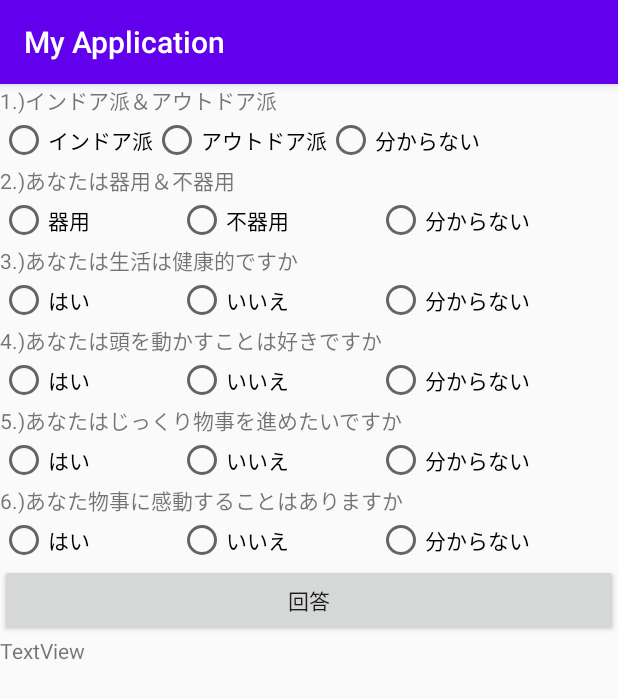
After one commit to otakouki/syou, an Android app: the MainActivity3 screen opened directly, with no data from a screen before it, on a phone screen of 412 x 824 dp. The commit adds this screen. Shown: the top 699 px of the screen. Run offline under Robolectric (Android 15) with nearby library versions, the phone set to English and light mode, and no system bars.

Commit message:
IT開発最新版

```diff
--- a/MyApplication/app/src/main/AndroidManifest.xml
+++ b/MyApplication/app/src/main/AndroidManifest.xml
@@ -13,7 +13,9 @@
         android:supportsRtl="true"
         android:theme="@style/AppTheme"
         android:usesCleartextTraffic="true">
-        <activity android:name=".MainActivity2"></activity>
+        <activity android:name=".MainActivity4"></activity>
+        <activity android:name=".MainActivity3" />
+        <activity android:name=".MainActivity2" />
         <activity android:name=".MainActivity">
             <intent-filter>
                 <action android:name="android.intent.action.MAIN" />
--- a/MyApplication/app/src/main/java/com/e/myapplication/MainActivity.kt
+++ b/MyApplication/app/src/main/java/com/e/myapplication/MainActivity.kt
@@ -376,6 +376,11 @@ class MainActivity : AppCompatActivity() {
 
                 })
 
+                button2.setOnClickListener(View.OnClickListener {
+                    val intent = Intent(this, MainActivity3::class.java)
+                    startActivity(intent)
+                })
+
 
             } catch (e: Exception) {
                 Log.d("mopi", "debug $e")
--- /dev/null
+++ b/MyApplication/app/src/main/java/com/e/myapplication/MainActivity3.kt
@@ -0,0 +1,127 @@
+package com.e.myapplication
+
+import android.content.Intent
+import android.os.Bundle
+import android.view.View
+import android.widget.CompoundButton
+import android.widget.RadioButton
+import android.widget.RadioGroup
+import android.widget.TextView
+import androidx.appcompat.app.AppCompatActivity
+import kotlinx.android.synthetic.main.activity_main3.*
+
+class MainActivity3 : AppCompatActivity() {
+    override fun onCreate(savedInstanceState: Bundle?) {
+        super.onCreate(savedInstanceState)
+        setContentView(R.layout.activity_main3)
+        val rdg1 = findViewById<RadioGroup>(R.id.radiog1)
+        var rg1 = ""
+//        val rb1 = files
+        rdg1.setOnCheckedChangeListener { group, checkedId ->
+            val radio = findViewById<RadioButton>(checkedId)
+
+            if(radioButton1.isChecked == true){
+                rg1 = "A"
+            }else if(radioButton2.isChecked == true){
+                rg1 = "B"
+            }else if(radioButton3.isChecked == true){
+                rg1 = "C"
+            }
+
+            }
+
+        val rdg2 = findViewById<RadioGroup>(R.id.radiog2)
+        var rg2 = ""
+        rdg2.setOnCheckedChangeListener { group, checkedId ->
+            val radio = findViewById<RadioButton>(checkedId)
+
+            if(radioButton4.isChecked == true){
+                rg2 = "A"
+            }else if(radioButton5.isChecked == true){
+                rg2 = "B"
+            }else if(radioButton6.isChecked == true){
+                rg2 = "C"
+            }
+
+        }
+
+        val rdg3 = findViewById<RadioGroup>(R.id.radiog3)
+        var rg3 = ""
+        rdg3.setOnCheckedChangeListener { group, checkedId ->
+            val radio = findViewById<RadioButton>(checkedId)
+
+            if(radioButton7.isChecked == true){
+                rg3 = "A"
+            }else if(radioButton8.isChecked == true){
+                rg3 = "B"
+            }else if(radioButton9.isChecked == true){
+                rg3 = "C"
+            }
+
+        }
+
+        val rdg4 = findViewById<RadioGroup>(R.id.radiog4)
+        var rg4 = ""
+        rdg4.setOnCheckedChangeListener { group, checkedId ->
+            val radio = findViewById<RadioButton>(checkedId)
+
+            if(radioButton10.isChecked == true){
+                rg4 = "A"
+            }else if(radioButton11.isChecked == true){
+                rg4 = "B"
+            }else if(radioButton12.isChecked == true){
+                rg4 = "C"
+            }
+
+        }
+
+        val rdg5 = findViewById<RadioGroup>(R.id.radiog5)
+        var rg5 = ""
+        rdg5.setOnCheckedChangeListener { group, checkedId ->
+            val radio = findViewById<RadioButton>(checkedId)
+
+            if(radioButton13.isChecked == true){
+                rg5 = "A"
+            }else if(radioButton14.isChecked == true){
+                rg5 = "B"
+            }else if(radioButton15.isChecked == true){
+                rg5 = "C"
+            }
+
+        }
+
+        val rdg6 = findViewById<RadioGroup>(R.id.radiog6)
+        var rg6 = ""
+        rdg6.setOnCheckedChangeListener { group, checkedId ->
+            val radio = findViewById<RadioButton>(checkedId)
+
+            if(radioButton16.isChecked == true){
+                rg6 = "A"
+            }else if(radioButton17.isChecked == true){
+                rg6 = "B"
+            }else if(radioButton18.isChecked == true){
+                rg6 = "C"
+            }
+
+        }
+
+
+
+        button.setOnClickListener(View.OnClickListener {
+//            val text = rda1 + rda2 + rda3 + rda4 + rda5 + rda6 + rda7 + rda8 + rda8 + rda10 + rda11 + rda12 + rda13 + rda14 + rda15 + rda16 + rda17 + rda18
+            val textView = findViewById<TextView>(R.id.textView7)
+        if(rg1 == ""  || rg2 == "" || rg3 == "" || rg4 == "" || rg5 == "" || rg6 ==""){
+            textView.text = "どれか１つ選んでください！"
+        }else {
+//            val textView = findViewById<TextView>(R.id.textView7)
+            val intent = Intent(this, MainActivity4::class.java)
+            //textは受け渡す変数
+            val text = rg1 + rg2 + rg3 + rg4 + rg5 + rg6
+            //intent変数をつなげる(第一引数はキー，第二引数は渡したい変数)
+            intent.putExtra("TEXT_KEY2",text)
+            //画面遷移を開始
+            startActivity(intent)
+        }
+        })
+    }
+}
--- /dev/null
+++ b/MyApplication/app/src/main/java/com/e/myapplication/MainActivity4.kt
@@ -0,0 +1,15 @@
+package com.e.myapplication
+
+import androidx.appcompat.app.AppCompatActivity
+import android.os.Bundle
+import kotlinx.android.synthetic.main.activity_main4.*
+
+class MainActivity4 : AppCompatActivity() {
+    override fun onCreate(savedInstanceState: Bundle?) {
+        super.onCreate(savedInstanceState)
+        setContentView(R.layout.activity_main4)
+
+        val text = intent.getStringExtra("TEXT_KEY2")
+        text1.setText("${text.toString()}")
+    }
+}
--- a/MyApplication/app/src/main/res/layout/activity_main2.xml
+++ b/MyApplication/app/src/main/res/layout/activity_main2.xml
@@ -5,6 +5,7 @@
     android:id="@+id/linear"
     android:layout_width="match_parent"
     android:layout_height="wrap_content"
+    android:foregroundTint="@color/colorAccent"
     android:orientation="vertical"
     tools:context=".MainActivity">
 
@@ -21,7 +22,8 @@
             <TextView
                 android:id="@+id/TextView"
                 android:layout_width="match_parent"
-                android:layout_height="wrap_content" />
+                android:layout_height="wrap_content"
+                android:foregroundTint="#F44336" />
 
             <TextView
                 android:id="@+id/DescriptionTextView"
--- /dev/null
+++ b/MyApplication/app/src/main/res/layout/activity_main3.xml
@@ -0,0 +1,239 @@
+<?xml version="1.0" encoding="utf-8"?>
+<LinearLayout xmlns:android="http://schemas.android.com/apk/res/android"
+    xmlns:app="http://schemas.android.com/apk/res-auto"
+    xmlns:tools="http://schemas.android.com/tools"
+    android:layout_width="match_parent"
+    android:layout_height="match_parent"
+    android:orientation="vertical"
+    tools:context=".MainActivity3">
+
+    <LinearLayout
+        android:layout_width="match_parent"
+        android:layout_height="match_parent"
+        android:orientation="vertical">
+
+        <TextView
+            android:id="@+id/textView"
+            android:layout_width="match_parent"
+            android:layout_height="wrap_content"
+            android:text="1.)インドア派＆アウトドア派" />
+
+        <RadioGroup
+            android:id="@+id/radiog1"
+            android:layout_width="match_parent"
+            android:layout_height="wrap_content"
+            android:visibility="visible"
+            android:orientation="horizontal">
+
+            <RadioButton
+                android:id="@+id/radioButton1"
+                android:layout_width="wrap_content"
+                android:layout_height="wrap_content"
+                android:text="インドア派" />
+
+            <RadioButton
+                android:id="@+id/radioButton2"
+                android:layout_width="wrap_content"
+                android:layout_height="wrap_content"
+                android:text="アウトドア派" />
+
+            <RadioButton
+                android:id="@+id/radioButton3"
+                android:layout_width="wrap_content"
+                android:layout_height="wrap_content"
+                android:text="分からない"
+                tools:visibility="visible" />
+
+        </RadioGroup>
+
+        <TextView
+            android:id="@+id/textView2"
+            android:layout_width="match_parent"
+            android:layout_height="wrap_content"
+            android:text="2.)あなたは器用＆不器用" />
+
+        <RadioGroup
+            android:id="@+id/radiog2"
+            android:layout_width="match_parent"
+            android:layout_height="wrap_content"
+            android:visibility="visible"
+            android:orientation="horizontal">
+
+                <RadioButton
+                    android:id="@+id/radioButton4"
+                    android:layout_width="wrap_content"
+                    android:layout_height="wrap_content"
+                    android:layout_weight="1"
+                    android:text="器用" />
+
+                <RadioButton
+                    android:id="@+id/radioButton5"
+                    android:layout_width="wrap_content"
+                    android:layout_height="wrap_content"
+                    android:layout_weight="1"
+                    android:text="不器用" />
+
+                <RadioButton
+                    android:id="@+id/radioButton6"
+                    android:layout_width="wrap_content"
+                    android:layout_height="wrap_content"
+                    android:layout_weight="1"
+                    android:text="分からない" />
+        </RadioGroup>
+
+        <TextView
+            android:id="@+id/textView3"
+            android:layout_width="match_parent"
+            android:layout_height="wrap_content"
+            android:text="3.)あなたは生活は健康的ですか" />
+
+        <RadioGroup
+            android:id="@+id/radiog3"
+            android:layout_width="match_parent"
+            android:layout_height="wrap_content"
+            android:visibility="visible"
+            android:orientation="horizontal">
+
+                <RadioButton
+                    android:id="@+id/radioButton7"
+                    android:layout_width="wrap_content"
+                    android:layout_height="wrap_content"
+                    android:layout_weight="1"
+                    android:text="はい" />
+
+                <RadioButton
+                    android:id="@+id/radioButton8"
+                    android:layout_width="wrap_content"
+                    android:layout_height="wrap_content"
+                    android:layout_weight="1"
+                    android:text="いいえ" />
+
+                <RadioButton
+                    android:id="@+id/radioButton9"
+                    android:layout_width="wrap_content"
+                    android:layout_height="wrap_content"
+                    android:layout_weight="1"
+                    android:text="分からない" />
+        </RadioGroup>
+
+        <TextView
+            android:id="@+id/textView4"
+            android:layout_width="match_parent"
+            android:layout_height="wrap_content"
+            android:text="4.)あなたは頭を動かすことは好きですか" />
+
+        <RadioGroup
+            android:id="@+id/radiog4"
+            android:layout_width="match_parent"
+            android:layout_height="wrap_content"
+            android:visibility="visible"
+            android:orientation="horizontal">
+
+
+                <RadioButton
+                    android:id="@+id/radioButton10"
+                    android:layout_width="wrap_content"
+                    android:layout_height="wrap_content"
+                    android:layout_weight="1"
+                    android:text="はい" />
+
+                <RadioButton
+                    android:id="@+id/radioButton11"
+                    android:layout_width="wrap_content"
+                    android:layout_height="wrap_content"
+                    android:layout_weight="1"
+                    android:text="いいえ" />
+
+                <RadioButton
+                    android:id="@+id/radioButton12"
+                    android:layout_width="wrap_content"
+                    android:layout_height="wrap_content"
+                    android:layout_weight="1"
+                    android:text="分からない" />
+        </RadioGroup>
+
+        <TextView
+            android:id="@+id/textView5"
+            android:layout_width="match_parent"
+            android:layout_height="wrap_content"
+            android:text="5.)あなたはじっくり物事を進めたいですか" />
+
+        <RadioGroup
+            android:id="@+id/radiog5"
+            android:layout_width="match_parent"
+            android:layout_height="wrap_content"
+            android:visibility="visible"
+            android:orientation="horizontal">
+
+                <RadioButton
+                    android:id="@+id/radioButton13"
+                    android:layout_width="wrap_content"
+                    android:layout_height="wrap_content"
+                    android:layout_weight="1"
+                    android:text="はい" />
+
+                <RadioButton
+                    android:id="@+id/radioButton14"
+                    android:layout_width="wrap_content"
+                    android:layout_height="wrap_content"
+                    android:layout_weight="1"
+                    android:text="いいえ" />
+
+                <RadioButton
+                    android:id="@+id/radioButton15"
+                    android:layout_width="wrap_content"
+                    android:layout_height="wrap_content"
+                    android:layout_weight="1"
+                    android:text="分からない" />
+        </RadioGroup>
+
+        <TextView
+            android:id="@+id/textView6"
+            android:layout_width="match_parent"
+            android:layout_height="wrap_content"
+            android:text="6.)あなた物事に感動することはありますか" />
+
+        <RadioGroup
+            android:id="@+id/radiog6"
+            android:layout_width="match_parent"
+            android:layout_height="wrap_content"
+            android:visibility="visible"
+            android:orientation="horizontal">
+
+                <RadioButton
+                    android:id="@+id/radioButton16"
+                    android:layout_width="wrap_content"
+                    android:layout_height="wrap_content"
+                    android:layout_weight="1"
+                    android:text="はい" />
+
+                <RadioButton
+                    android:id="@+id/radioButton17"
+                    android:layout_width="wrap_content"
+                    android:layout_height="wrap_content"
+                    android:layout_weight="1"
+                    android:text="いいえ" />
+
+                <RadioButton
+                    android:id="@+id/radioButton18"
+                    android:layout_width="wrap_content"
+                    android:layout_height="wrap_content"
+                    android:layout_weight="1"
+                    android:text="分からない" />
+        </RadioGroup>
+
+        <Button
+            android:id="@+id/button"
+            android:layout_width="match_parent"
+            android:layout_height="wrap_content"
+            android:text="回答" />
+
+        <TextView
+            android:id="@+id/textView7"
+            android:layout_width="match_parent"
+            android:layout_height="wrap_content"
+            android:text="TextView" />
+
+    </LinearLayout>
+
+</LinearLayout>
--- /dev/null
+++ b/MyApplication/app/src/main/res/layout/activity_main4.xml
@@ -0,0 +1,15 @@
+<?xml version="1.0" encoding="utf-8"?>
+<LinearLayout xmlns:android="http://schemas.android.com/apk/res/android"
+    xmlns:app="http://schemas.android.com/apk/res-auto"
+    xmlns:tools="http://schemas.android.com/tools"
+    android:layout_width="match_parent"
+    android:layout_height="match_parent"
+    tools:context=".MainActivity4">
+
+    <TextView
+        android:id="@+id/text1"
+        android:layout_width="wrap_content"
+        android:layout_height="match_parent" />
+
+
+</LinearLayout>
```
